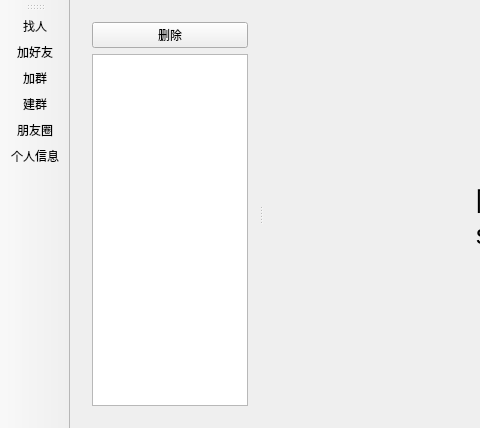
First picture: the form in client/mainwindow.ui, repository seekstar/syncchat, before the edit; both pictures show x 0 to 480 and y 0 to 428 of the 807 by 428 pixel window.
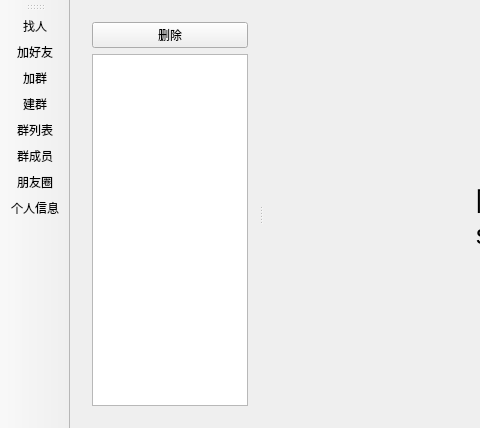
Second picture: the form after the edit.

Commit message: All joined groups and all group member done

Patch:
```diff
--- a/client/mainwindow.ui
+++ b/client/mainwindow.ui
@@ -150,6 +150,8 @@
    <addaction name="actionAddFriend"/>
    <addaction name="actionJoinGroup"/>
    <addaction name="actionCreateGroup"/>
+   <addaction name="actionAllGrps"/>
+   <addaction name="actionAllGrpMember"/>
    <addaction name="actionMoments"/>
    <addaction name="actionPersonalInfo"/>
   </widget>
@@ -193,6 +195,16 @@
     <string>找人</string>
    </property>
   </action>
+  <action name="actionAllGrpMember">
+   <property name="text">
+    <string>群成员</string>
+   </property>
+  </action>
+  <action name="actionAllGrps">
+   <property name="text">
+    <string>群列表</string>
+   </property>
+  </action>
  </widget>
  <layoutdefault spacing="6" margin="11"/>
  <resources/>
```
The commit also changes 14 other files.
